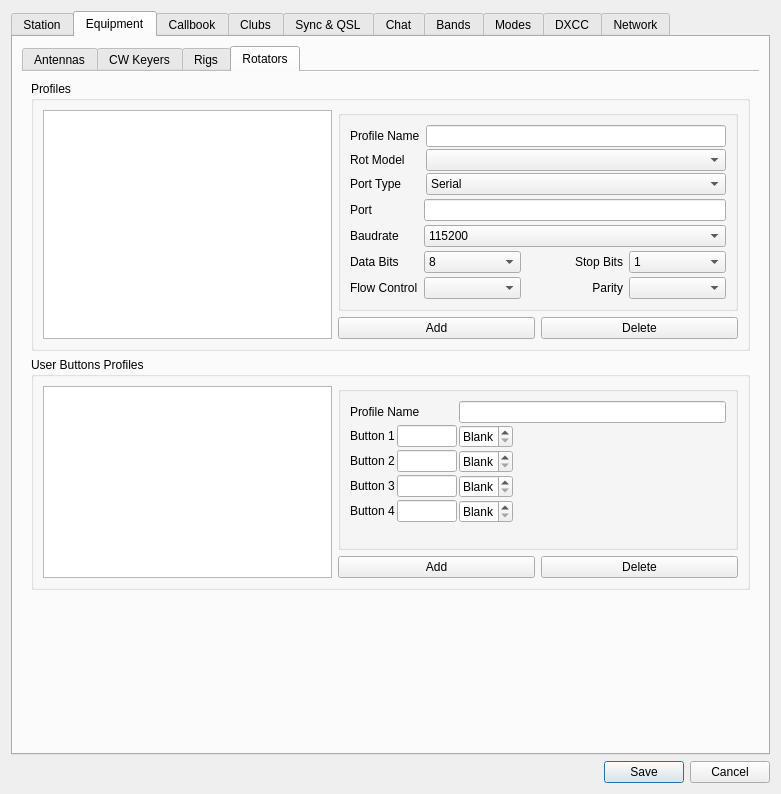
Qt form ui/SettingsDialog.ui (k5mcd/QLog) before a commit.
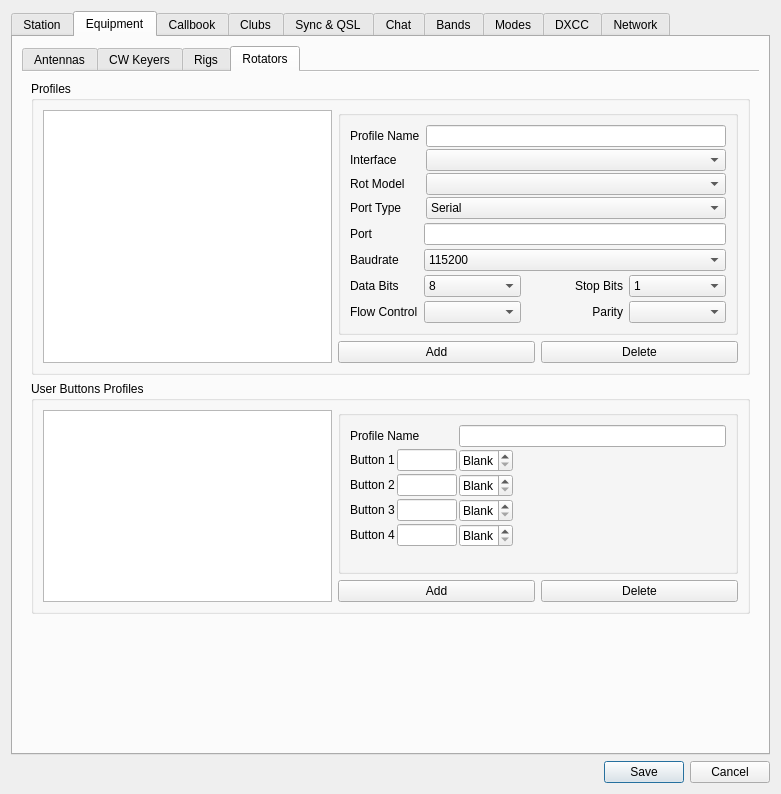
The same form after that commit. The open tabs and pages were chosen to show the change. Icons and pictures are not drawn.

The edit to the form file:
```diff
--- a/ui/SettingsDialog.ui
+++ b/ui/SettingsDialog.ui
@@ -2171,24 +2171,24 @@
                    </property>
                   </widget>
                  </item>
-                 <item row="2" column="0">
+                 <item row="3" column="0">
                   <widget class="QLabel" name="rotModelLabel">
                    <property name="text">
                     <string>Rot Model</string>
                    </property>
                   </widget>
                  </item>
-                 <item row="2" column="1">
+                 <item row="3" column="1">
                   <widget class="QComboBox" name="rotModelSelect"/>
                  </item>
-                 <item row="3" column="0">
+                 <item row="4" column="0">
                   <widget class="QLabel" name="rotPortTypeLabel">
                    <property name="text">
                     <string>Port Type</string>
                    </property>
                   </widget>
                  </item>
-                 <item row="3" column="1">
+                 <item row="4" column="1">
                   <widget class="QComboBox" name="rotPortTypeCombo">
                    <item>
                     <property name="text">
@@ -2202,7 +2202,7 @@
                    </item>
                   </widget>
                  </item>
-                 <item row="4" column="0" colspan="2">
+                 <item row="5" column="0" colspan="2">
                   <widget class="QStackedWidget" name="rotStackedWidget">
                    <property name="sizePolicy">
                     <sizepolicy hsizetype="Expanding" vsizetype="Expanding">
@@ -2456,6 +2456,16 @@
                    </widget>
                   </widget>
                  </item>
+                 <item row="2" column="0">
+                  <widget class="QLabel" name="rotInterfaceLabel">
+                   <property name="text">
+                    <string>Interface</string>
+                   </property>
+                  </widget>
+                 </item>
+                 <item row="2" column="1">
+                  <widget class="QComboBox" name="rotInterfaceCombo"/>
+                 </item>
                 </layout>
                </widget>
               </item>
```
Left out of the diff: 17 changed lines with no effect on the pictures.
